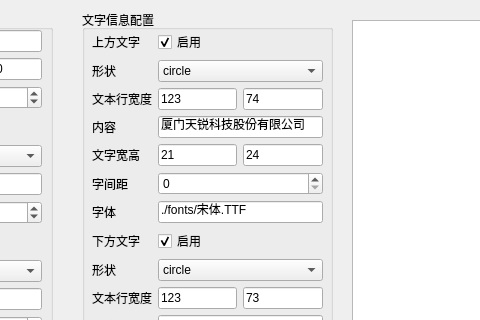
yjmm10/seal, file test.ui: the form before one commit; both pictures show x 228 to 708 and y 0 to 320 of the 1131 by 809 pixel window.
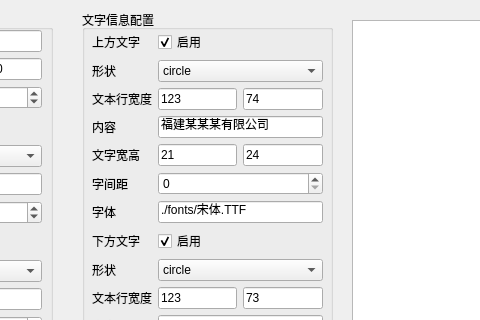
The form after the commit.

Diff of the .ui file:
```diff
--- a/test.ui
+++ b/test.ui
@@ -267,7 +267,7 @@
      <item row="3" column="1">
       <widget class="QLineEdit" name="top_text_content">
        <property name="text">
-        <string>厦门天锐科技股份有限公司</string>
+        <string>福建某某某有限公司</string>
        </property>
       </widget>
      </item>
```
